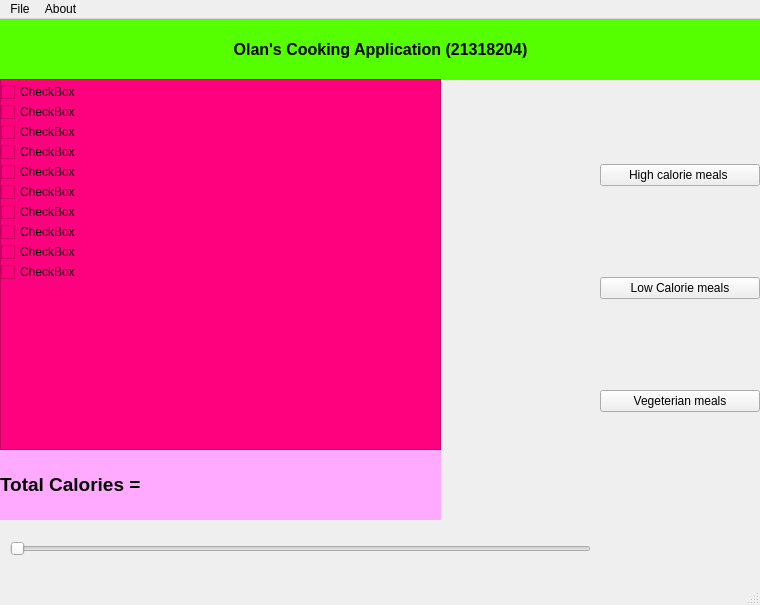
Above: RecipeApplication/mainwindow.ui from olanhealy/Cs4076-EventDrivenProgramming-Project before the change. Below: the same form after it.
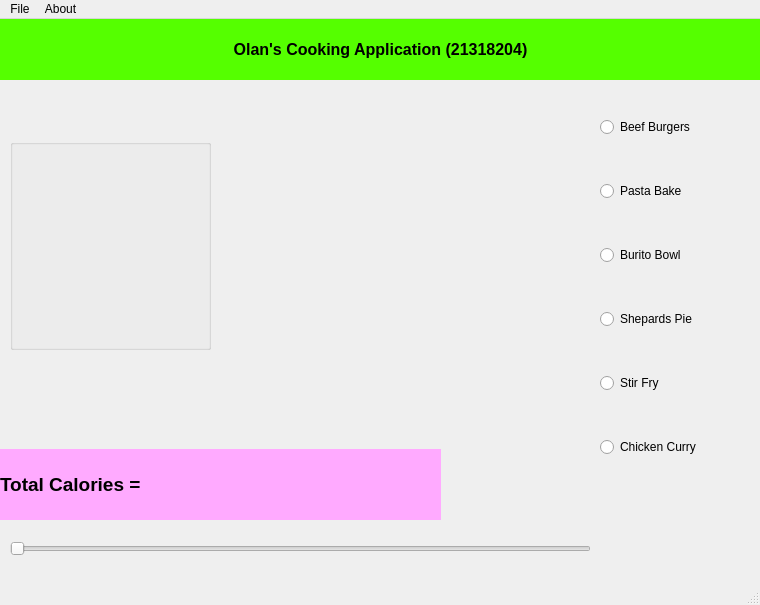
That is the form after the change. Icons and pictures are not drawn.

```diff
--- a/RecipeApplication/mainwindow.ui
+++ b/RecipeApplication/mainwindow.ui
@@ -85,183 +85,61 @@
     </property>
     <layout class="QVBoxLayout" name="verticalLayout">
      <item>
-      <widget class="QPushButton" name="pushButton_HighCal">
+      <widget class="QRadioButton" name="beefBurgers">
        <property name="text">
-        <string>High calorie meals </string>
+        <string>Beef Burgers</string>
        </property>
       </widget>
      </item>
      <item>
-      <widget class="QPushButton" name="pushButton_LowCal">
+      <widget class="QRadioButton" name="pastaBake">
        <property name="text">
-        <string>Low Calorie meals</string>
+        <string>Pasta Bake</string>
        </property>
       </widget>
      </item>
      <item>
-      <widget class="QPushButton" name="pushButton_Vegetarian">
+      <widget class="QRadioButton" name="buritoBowl">
        <property name="text">
-        <string>Vegeterian meals</string>
+        <string>Burito Bowl</string>
+       </property>
+      </widget>
+     </item>
+     <item>
+      <widget class="QRadioButton" name="shpeardsPie">
+       <property name="text">
+        <string>Shepards Pie</string>
+       </property>
+      </widget>
+     </item>
+     <item>
+      <widget class="QRadioButton" name="stirFry">
+       <property name="text">
+        <string>Stir Fry</string>
+       </property>
+      </widget>
+     </item>
+     <item>
+      <widget class="QRadioButton" name="chickenCurry">
+       <property name="text">
+        <string>Chicken Curry</string>
        </property>
       </widget>
      </item>
     </layout>
    </widget>
-   <widget class="QScrollArea" name="scrollArea">
+   <widget class="QGroupBox" name="checkBox">
     <property name="geometry">
      <rect>
-      <x>0</x>
-      <y>60</y>
-      <width>441</width>
-      <height>371</height>
+      <x>10</x>
+      <y>120</y>
+      <width>201</width>
+      <height>211</height>
      </rect>
     </property>
-    <property name="styleSheet">
-     <string notr="true">background-color: rgb(255, 0, 127)</string>
+    <property name="title">
+     <string/>
     </property>
-    <property name="widgetResizable">
-     <bool>true</bool>
-    </property>
-    <widget class="QWidget" name="scrollAreaWidgetContents">
-     <property name="geometry">
-      <rect>
-       <x>0</x>
-       <y>0</y>
-       <width>439</width>
-       <height>369</height>
-      </rect>
-     </property>
-     <widget class="QCheckBox" name="ingridentTen">
-      <property name="geometry">
-       <rect>
-        <x>0</x>
-        <y>0</y>
-        <width>88</width>
-        <height>24</height>
-       </rect>
-      </property>
-      <property name="text">
-       <string>CheckBox</string>
-      </property>
-     </widget>
-     <widget class="QCheckBox" name="ingridentOne">
-      <property name="geometry">
-       <rect>
-        <x>0</x>
-        <y>20</y>
-        <width>88</width>
-        <height>24</height>
-       </rect>
-      </property>
-      <property name="text">
-       <string>CheckBox</string>
-      </property>
-     </widget>
-     <widget class="QCheckBox" name="ingridentNine">
-      <property name="geometry">
-       <rect>
-        <x>0</x>
-        <y>40</y>
-        <width>88</width>
-        <height>24</height>
-       </rect>
-      </property>
-      <property name="text">
-       <string>CheckBox</string>
-      </property>
-     </widget>
-     <widget class="QCheckBox" name="ingridentTwo">
-      <property name="geometry">
-       <rect>
-        <x>0</x>
-        <y>60</y>
-        <width>88</width>
-        <height>24</height>
-       </rect>
-      </property>
-      <property name="text">
-       <string>CheckBox</string>
-      </property>
-     </widget>
-     <widget class="QCheckBox" name="ingridentThree">
-      <property name="geometry">
-       <rect>
-        <x>0</x>
-        <y>80</y>
-        <width>88</width>
-        <height>24</height>
-       </rect>
-      </property>
-      <property name="text">
-       <string>CheckBox</string>
-      </property>
-     </widget>
-     <widget class="QCheckBox" name="ingridentFour">
-      <property name="geometry">
-       <rect>
-        <x>0</x>
-        <y>100</y>
-        <width>88</width>
-        <height>24</height>
-       </rect>
-      </property>
-      <property name="text">
-       <string>CheckBox</string>
-      </property>
-     </widget>
-     <widget class="QCheckBox" name="ingridentFive">
-      <property name="geometry">
-       <rect>
-        <x>0</x>
-        <y>120</y>
-        <width>88</width>
-        <height>24</height>
-       </rect>
-      </property>
-      <property name="text">
-       <string>CheckBox</string>
-      </property>
-     </widget>
-     <widget class="QCheckBox" name="ingridentSeven">
-      <property name="geometry">
-       <rect>
-        <x>0</x>
-        <y>140</y>
-        <width>88</width>
-        <height>24</height>
-       </rect>
-      </property>
-      <property name="text">
-       <string>CheckBox</string>
-      </property>
-     </widget>
-     <widget class="QCheckBox" name="ingridentSix">
-      <property name="geometry">
-       <rect>
-        <x>0</x>
-        <y>160</y>
-        <width>88</width>
-        <height>24</height>
-       </rect>
-      </property>
-      <property name="text">
-       <string>CheckBox</string>
-      </property>
-     </widget>
-     <widget class="QCheckBox" name="ingridentEight">
-      <property name="geometry">
-       <rect>
-        <x>0</x>
-        <y>180</y>
-        <width>88</width>
-        <height>24</height>
-       </rect>
-      </property>
-      <property name="text">
-       <string>CheckBox</string>
-      </property>
-     </widget>
-    </widget>
    </widget>
   </widget>
   <widget class="QMenuBar" name="menubar">
```
Left out of the diff: 2 changed lines with no effect on the pictures.
